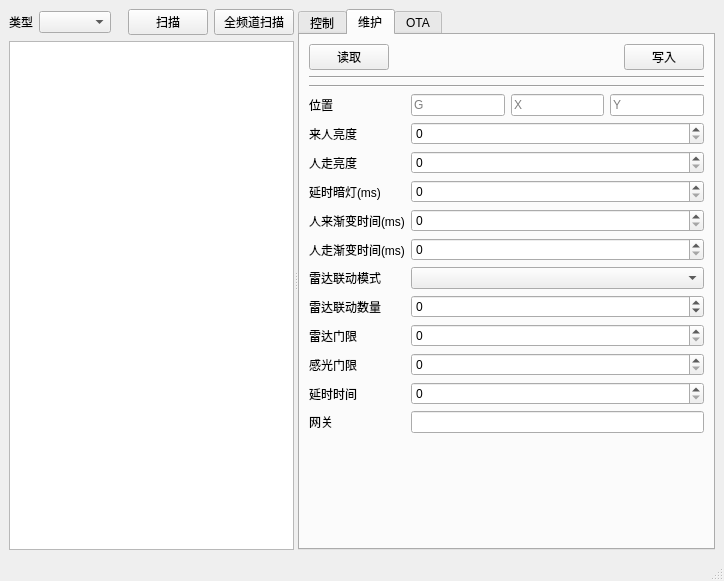
The window that myesp_tool/ui/mainwindow.ui (wention/myesp_tool) describes before a commit, drawn with Qt 5.
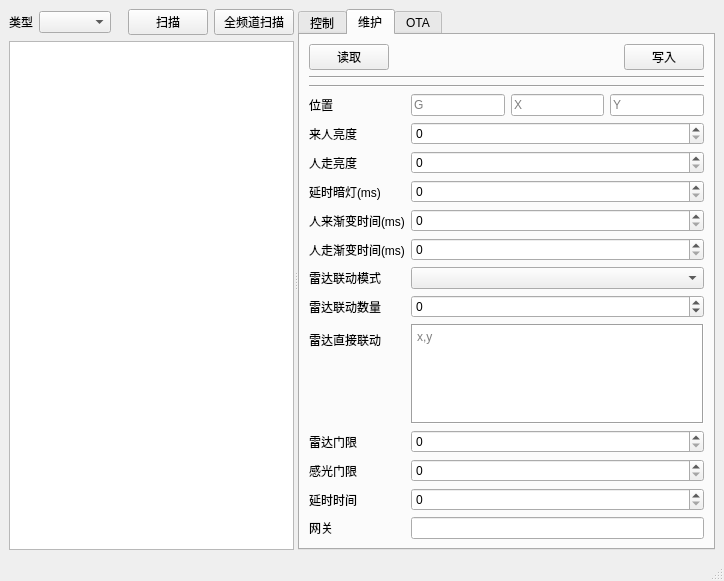
The same window after the commit. The open tabs and pages were chosen to show the change.

Commit message: feat(radar): 支持联动设备列表配置化

The edit to the form file:
```diff
--- a/myesp_tool/ui/mainwindow.ui
+++ b/myesp_tool/ui/mainwindow.ui
@@ -440,38 +440,38 @@
              </property>
             </widget>
            </item>
-           <item row="11" column="0">
+           <item row="12" column="0">
             <widget class="QLabel" name="label_9">
              <property name="text">
               <string>网关</string>
              </property>
             </widget>
            </item>
-           <item row="11" column="1">
+           <item row="12" column="1">
             <widget class="QLineEdit" name="edit_gw_addr"/>
            </item>
-           <item row="8" column="0">
+           <item row="9" column="0">
             <widget class="QLabel" name="label_11">
              <property name="text">
               <string>雷达门限</string>
              </property>
             </widget>
            </item>
-           <item row="9" column="0">
+           <item row="10" column="0">
             <widget class="QLabel" name="label_12">
              <property name="text">
               <string>感光门限</string>
              </property>
             </widget>
            </item>
-           <item row="10" column="0">
+           <item row="11" column="0">
             <widget class="QLabel" name="label_13">
              <property name="text">
               <string>延时时间</string>
              </property>
             </widget>
            </item>
-           <item row="8" column="1">
+           <item row="9" column="1">
             <widget class="QSpinBox" name="edit_radar_threshold">
              <property name="minimum">
               <number>0</number>
@@ -484,7 +484,7 @@
              </property>
             </widget>
            </item>
-           <item row="9" column="1">
+           <item row="10" column="1">
             <widget class="QSpinBox" name="edit_radar_light_threshold">
              <property name="minimum">
               <number>0</number>
@@ -497,7 +497,7 @@
              </property>
             </widget>
            </item>
-           <item row="10" column="1">
+           <item row="11" column="1">
             <widget class="QSpinBox" name="edit_radar_delay">
              <property name="minimum">
               <number>0</number>
@@ -510,6 +510,29 @@
              </property>
             </widget>
            </item>
+           <item row="8" column="0">
+            <widget class="QLabel" name="label_2">
+             <property name="text">
+              <string>雷达直接联动</string>
+             </property>
+            </widget>
+           </item>
+           <item row="8" column="1">
+            <widget class="QPlainTextEdit" name="edit_radar_link_items">
+             <property name="frameShape">
+              <enum>QFrame::Box</enum>
+             </property>
+             <property name="frameShadow">
+              <enum>QFrame::Sunken</enum>
+             </property>
+             <property name="lineWidth">
+              <number>1</number>
+             </property>
+             <property name="placeholderText">
+              <string>x,y</string>
+             </property>
+            </widget>
+           </item>
           </layout>
          </item>
          <item>
```
Left out of the diff: 2 changed lines with no effect on the pictures. The commit also changes 2 other files.
